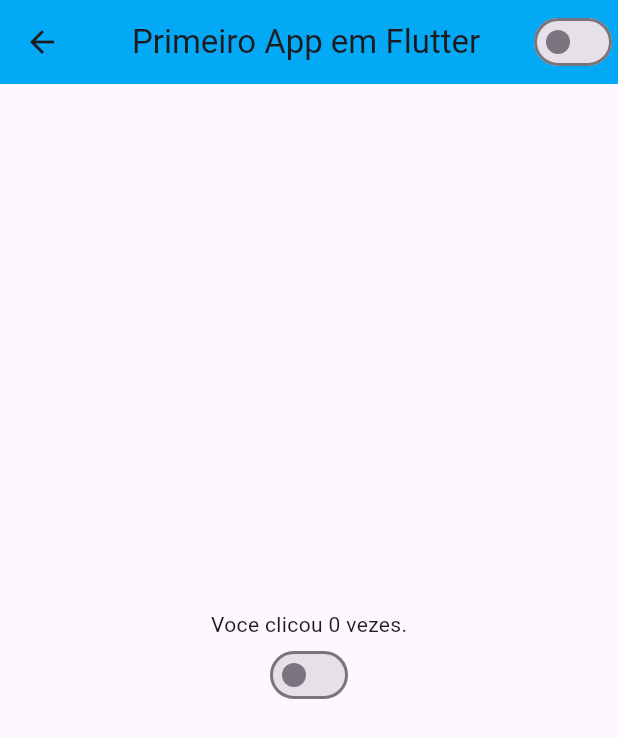
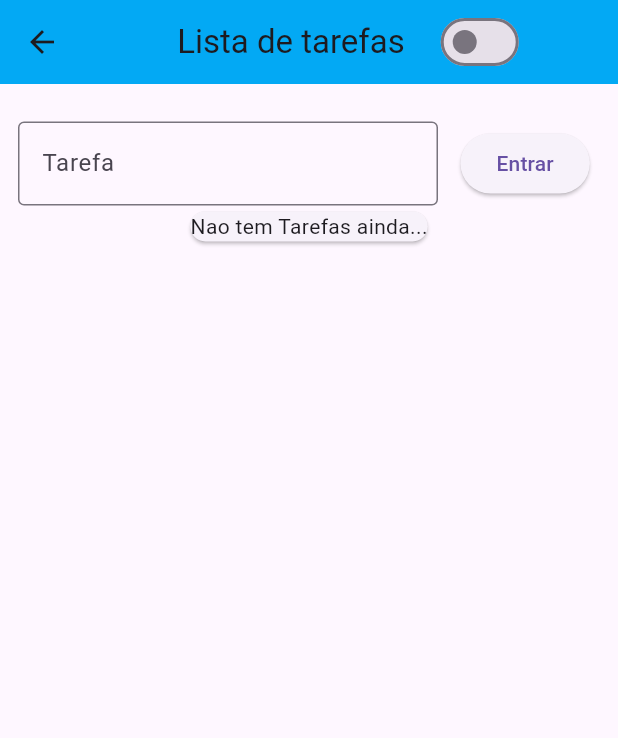
Before and after one commit to Gustavocurty/ThemeApp, a Flutter app: the HomePage screen opened by its route, on a phone screen of 412 x 824 dp. Shown: the top 738 px of the screen. Run offline on Flutter 3.47's test engine with Material 3 defaults, Android fonts, the phone set to English and light mode, and no system bars.

Commit message:
Atualização 20/05

```diff
--- a/lib/home_page.dart
+++ b/lib/home_page.dart
@@ -1,4 +1,7 @@
-import 'package:clima_app_flutter/app_controller.dart';
+// ignore_for_file: prefer_const_constructors
+
+import 'dart:async';
+
 import 'package:clima_app_flutter/components/CustomSwitch.dart';
 import 'package:flutter/material.dart';
 
@@ -14,30 +17,66 @@
 }
 
 class HomePageState extends State<HomePage> {
-  int counter = 0;
+  List<String> dataList = [];
+  String tarefa = 'bunda';
+
   @override
   Widget build(BuildContext context) {
     return Scaffold(
       appBar: AppBar(
-        title: const Center(child: Text('Primeiro App em Flutter')),
+        title: Row(
+          mainAxisAlignment: MainAxisAlignment.center,
+          children: [
+            Text('Lista de tarefas'),
+            SizedBox(width: 20),
+            CustomSwitch()
+        ],),
         backgroundColor: Colors.lightBlue,
-        actions: [
-          CustomSwitch(),
-        ]
+
       ),
-      body: SizedBox(
-        width: double.infinity,
-        height: double.infinity,
-
-        child: Column(
-          mainAxisAlignment: MainAxisAlignment.center,
-          crossAxisAlignment: CrossAxisAlignment.center,
-          children: [
-            Text('Voce clicou $counter vezes.'),
-            CustomSwitch(),
-          ],
+      body: Padding(
+        padding: const EdgeInsets.only(left: 12, right: 12, top: 25, bottom: 12),
+        child: SizedBox(
+          width: MediaQuery.of(context).size.width,
+          height: MediaQuery.of(context).size.height,
+          child: Column(
+            children: [
+              Row(
+                children: [
+                  SizedBox(
+                    width: 280,
+                    child: TextField(
+                      onChanged: (value) {   // Maneira de pegar o valor do input
+                        tarefa = value;
+                      },
+                      decoration: InputDecoration(
+                        labelText: 'Tarefa',
+                        border: OutlineInputBorder()
+                      ),
+                    ),
+                  ),
+                  SizedBox(width: 15),  // Espaçamento sobre os componentes
+                  ElevatedButton(
+                    onPressed: () {
+                      setState(() {
+                        dataList.add(tarefa);
+                      });
+                    },
+                    child: Text('Entrar'),
+                  ),
+                ],
+              ),
+              dataList.isEmpty ?
+              Card(
+                child: Text('Nao tem Tarefas ainda...'),
+              ) :
+              Card(
+                child: Text('Tem sim...'),
+              )
+            ],
+          ),
         ),
-            ),
+      ),
     );
   }
 }
--- a/lib/login_page.dart
+++ b/lib/login_page.dart
@@ -11,7 +11,7 @@
 }
 
 class _LoginPageState extends State<LoginPage> {
-  String email = '';
+  String user = '';
   String password = '';
 
   Widget _body() {
@@ -37,11 +37,11 @@
                         children: [
                           TextField(
                             onChanged: (value) {
-                        email = value;
+                              user = value;
                             },
                             keyboardType: TextInputType.emailAddress,
                             decoration: InputDecoration(
-                        labelText: 'Email',
+                              labelText: 'user',
                               border: OutlineInputBorder()
                             ),
                           ),
@@ -59,17 +59,18 @@
                           SizedBox(height: 15),  // Espaçamento sobre os componentes
                           ElevatedButton(
                             onPressed: () {
-                        if(email == 'guto' && password == '1234'){
+                              if(user == 'guxta' && password == '1234'){
                                 Navigator.of(context).pushReplacementNamed('/home');
                               }else{
-                          print('Email ou senha incorreto!');
+                                print('User ou senha incorreta!');
                               }
                             },
                             child: Text('Entrar'),
                           )
-                                        ],),
-                    ),),
-
+                        ],
+                      ),
+                    ),
+                  ),
                 ],
               ),
             ),
```
Lines whose indentation alone changed are shown as unchanged.
